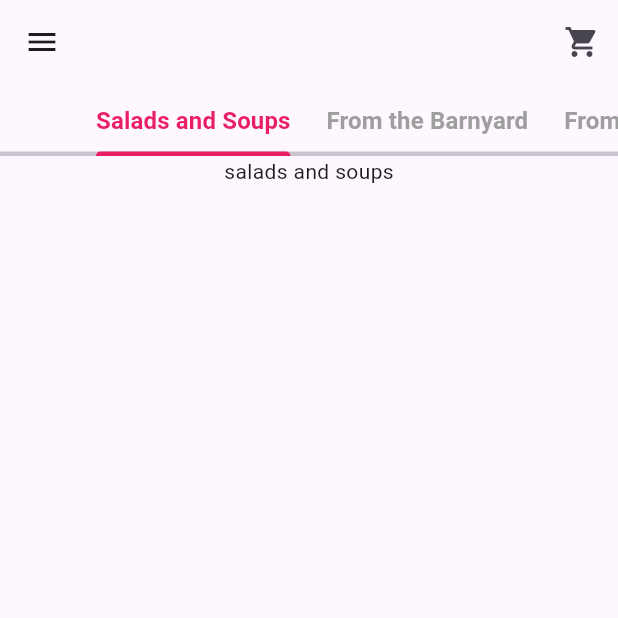
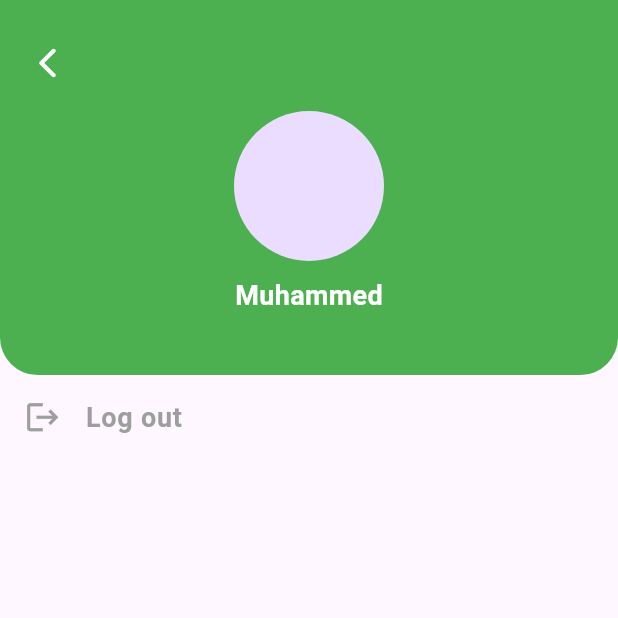
Before and after one commit to safvansafvan/foodzee, a Flutter app: the HomeView screen opened directly, after a tap on the "menu" icon, on a phone screen of 412 x 824 dp, the top half of it. Run offline on Flutter 3.47's test engine with Material 3 defaults, Android fonts, the light colour scheme and no system bars; our stand-ins replace firebase_auth, firebase_core, fluttertoast, lottie, pinput; accounts and stored records are empty.

Commit message:
logout option added

```diff
--- a/lib/view/home/home.dart
+++ b/lib/view/home/home.dart
@@ -1,5 +1,6 @@
 import 'package:flutter/material.dart';
 import 'package:foodzee/controller/const.dart';
+import 'package:foodzee/view/menu/menu.dart';
 import 'package:foodzee/view/tab_bar/from_barnyard.dart';
 import 'package:foodzee/view/tab_bar/from_india.dart';
 import 'package:foodzee/view/tab_bar/salads_soups.dart';
@@ -32,7 +33,13 @@ class _HomeViewState extends State<HomeView>
     return Scaffold(
       appBar: AppBar(
         leading: IconButton(
-          onPressed: () {},
+          onPressed: () {
+            Navigator.push(
+                context,
+                MaterialPageRoute(
+                  builder: (context) => const MenuView(),
+                ));
+          },
           icon: const Icon(Icons.menu),
         ),
         actions: [
--- /dev/null
+++ b/lib/view/menu/menu.dart
@@ -0,0 +1,66 @@
+import 'package:flutter/material.dart';
+import 'package:foodzee/controller/const.dart';
+import 'package:foodzee/controller/providers/phone_login_provider.dart';
+import 'package:foodzee/view/auth/auth_view.dart';
+import 'package:provider/provider.dart';
+
+class MenuView extends StatelessWidget {
+  const MenuView({super.key});
+
+  @override
+  Widget build(BuildContext context) {
+    return Scaffold(
+      body: Column(
+        children: [
+          Container(
+            height: 250,
+            width: double.infinity,
+            decoration: BoxDecoration(
+                color: kgreen,
+                borderRadius: const BorderRadius.only(
+                    bottomLeft: Radius.circular(25),
+                    bottomRight: Radius.circular(25))),
+            child: Column(
+              children: [
+                commonHeight,
+                Padding(
+                  padding: const EdgeInsets.all(8.0),
+                  child: Align(
+                    alignment: Alignment.topLeft,
+                    child: IconButton(
+                        onPressed: () => Navigator.pop(context),
+                        icon:
+                            Icon(Icons.arrow_back_ios_rounded, color: kwhite)),
+                  ),
+                ),
+                const CircleAvatar(radius: 50),
+                commonHeight,
+                Text(
+                  'Muhammed',
+                  style: TextStyle(
+                      fontSize: 18, fontWeight: FontWeight.w600, color: kwhite),
+                )
+              ],
+            ),
+          ),
+          ListTile(
+            onTap: () {
+              Provider.of<PhoneLoginProvider>(context, listen: false)
+                  .logout(context);
+              Navigator.pushAndRemoveUntil(
+                  context,
+                  MaterialPageRoute(builder: (context) => AuthView()),
+                  (route) => false);
+            },
+            leading: Icon(Icons.logout, color: kgrey, size: 25),
+            title: Text(
+              'Log out',
+              style: TextStyle(
+                  fontSize: 18, fontWeight: FontWeight.w600, color: kgrey),
+            ),
+          )
+        ],
+      ),
+    );
+  }
+}
```
